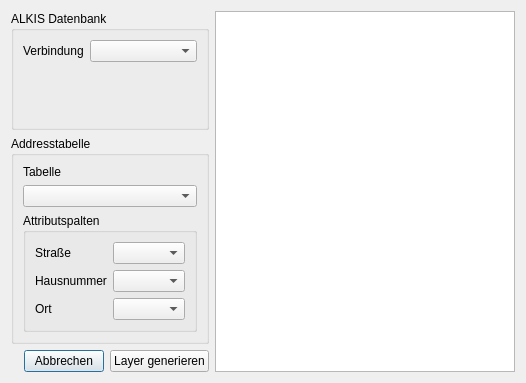
Old version of the form alkis_geocoder/alkis_geocoder_dialog_base.ui in the repository gbd-consult/alkis-geocoder.
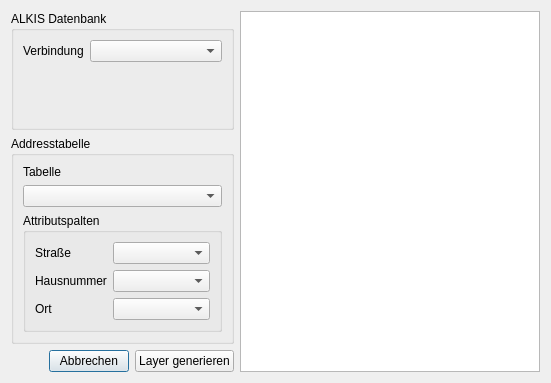
New version of the form. Custom widgets are drawn as their Qt base class.

Commit message: improve input fields

Diff of the .ui file:
```diff
--- a/alkis_geocoder/alkis_geocoder_dialog_base.ui
+++ b/alkis_geocoder/alkis_geocoder_dialog_base.ui
@@ -6,7 +6,7 @@
    <rect>
     <x>0</x>
     <y>0</y>
-    <width>518</width>
+    <width>551</width>
     <height>383</height>
    </rect>
   </property>
```
Left out of the diff: 2 changed lines with no effect on the pictures. The commit also changes 1 other file.
